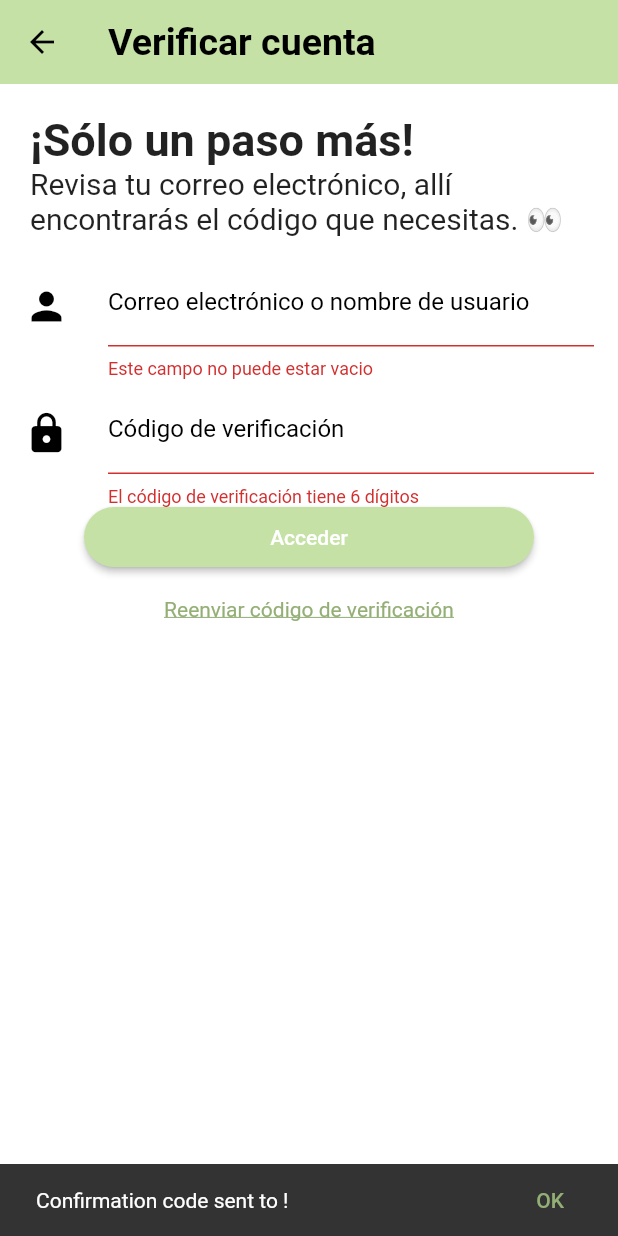
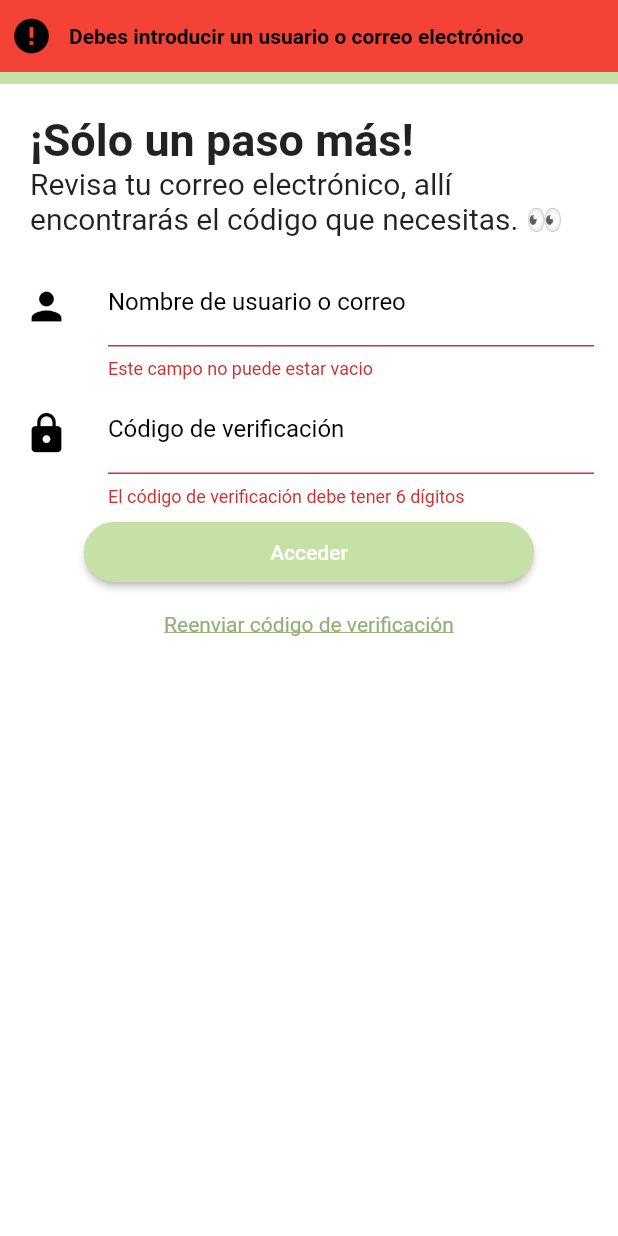
Before and after one commit to URVSquad/clapp, a Flutter app: the ConfirmationScreen screen opened directly, after a tap on "Acceder", after a tap on "Reenviar código de verificación", on a phone screen of 412 x 824 dp. Run offline on Flutter 3.47's test engine with Material 2 defaults, Android fonts, the phone set to English and light mode, and no system bars; drawn by our look-alikes of rounded_loading_button; our stand-ins replace flushbar, shared_preferences; missing offline and left inert: amazon_cognito_identity_dart_2; accounts and stored records are empty; Roboto replaces fonts that are missing (Cupertino).

Commit message:
Proper messages in user screen

```diff
--- a/lib/screens/modals/flushbar_modal.dart
+++ b/lib/screens/modals/flushbar_modal.dart
@@ -9,6 +9,18 @@ import '../../main.dart';
 class Modal{
 
   Flushbar flushbar(String message, {IconData icon = Icons.info_outline, String type:'info'} ){
+    IconData icon;
+    Color background;
+    if (type == 'error'){
+      icon = Icons.error;
+      background = Colors.red;
+    }
+    else{
+
+      icon = Icons.info_outline;
+      background = primaryColorDark;
+    }
+
     return Flushbar(
 
       flushbarPosition: FlushbarPosition.TOP,
@@ -19,7 +31,7 @@ class Modal{
         size: 28.0,
         color: Colors.black,
       ),
-      backgroundColor: Colors.red,
+      backgroundColor: background,
       duration: Duration(seconds: 5),
 
     );
--- a/lib/screens/user/confirmation_screen.dart
+++ b/lib/screens/user/confirmation_screen.dart
@@ -1,5 +1,6 @@
 
 import 'package:betogether/models/user.dart';
+import 'package:betogether/screens/modals/flushbar_modal.dart';
 import 'package:betogether/services/cognito_service.dart';
 import 'package:flushbar/flushbar.dart';
 import 'package:flutter/material.dart';
@@ -59,55 +60,84 @@ class _ConfirmationScreenState extends State<ConfirmationScreen> {
     }
     return message;
   }
+
   _submit(BuildContext context) async {
+    if (_formKey.currentState.validate()){
 
-    if (_formKey.currentState.validate()){
       String message = await _send_request();
+      Flushbar flusbar = Modal().flushbar(message);
+
       if (accountConfirmed) {
-        Navigator.pop(context);
-        Navigator.push(
-          context,
-          new MaterialPageRoute(
-              builder: (context) => new LoginScreen(email: _user.email)),
-        );
+        _btnController.success();
+        Future.delayed(const Duration(milliseconds: 500), () {
+          _btnController.reset();
+          Navigator.push(
+            context,
+            new MaterialPageRoute(
+                builder: (context) =>
+                new LoginScreen(email: _user.email, flushbar:flusbar)),
+          );
+        });
       }
+      else{
+        _btnController.error();
+        Future.delayed(const Duration(milliseconds: 500), () {
+          _btnController.reset();
+          flusbar.show(context);
+        });
+    }
+    }
+    else{
+      Flushbar flusbar = Modal().flushbar('Alguno de los campos introducidos presenta algun error.', type: 'error');
+      _btnController.error();
+      Future.delayed(const Duration(milliseconds: 500), () {
+        _btnController.reset();
+        flusbar.show(context);
+      });
+    }
+  }
+
+  _resendConfirmation(BuildContext context) async {
+    _formKey.currentState.save();
+    bool code_sent = false;
+    if(_user.email != ''){
+      String message;
+      try {
+        await _userService.resendConfirmationCode(_user.email);
+        message = 'Código de verificación enviado a ${_user.email}!';
+        code_sent = true;
+      } on CognitoClientException catch (e) {
+        if (e.code == 'LimitExceededException' ||
+            e.code == 'InvalidParameterException' ||
+            e.code == 'ResourceNotFoundException') {
+          message = 'Máximo número de verificaciones enviados.';
+        } else {
+          message = 'Error desconocido, disculpa las molestias';
+        }
+      } catch (e) {
+        message = 'Error desconocido, disculpa las molestias';
+      }
+
+      if(code_sent){
+           Flushbar flushbar = Modal().flushbar(message);
+           flushbar.show(context);
+      }
+      else{
+        Flushbar flushbar = Modal().flushbar(message);
+        flushbar.show(context);
+      }
+
+    }
+    else{
+      Modal().flushbar('Debes introducir un usuario o correo electrónico', type: 'error').show(context);
+      Future.delayed(const Duration(milliseconds: 500), () {
+      });
     }
 
   }
 
-  _resendConfirmation(BuildContext context) async {
-    _formKey.currentState.save();
-    String message;
-    try {
-      await _userService.resendConfirmationCode(_user.email);
-      message = 'Confirmation code sent to ${_user.email}!';
-    } on CognitoClientException catch (e) {
-      if (e.code == 'LimitExceededException' ||
-          e.code == 'InvalidParameterException' ||
-          e.code == 'ResourceNotFoundException') {
-        message = e.message;
-      } else {
-        message = 'Unknown client error occurred';
-      }
-    } catch (e) {
-      message = 'Unknown error occurred';
-    }
-
-    final snackBar = new SnackBar(
-      content: new Text(message),
-      action: new SnackBarAction(
-        label: 'OK',
-        onPressed: () {},
-      ),
-      duration: new Duration(seconds: 30),
-    );
-
-    Scaffold.of(context).showSnackBar(snackBar);
-  }
-
   @override
   Widget build(BuildContext context) {
-    final Size screenSize = MediaQuery.of(context).size;
     return new Scaffold(
       appBar: new AppBar(
         title: new Text('Verificar cuenta'),
@@ -138,7 +168,7 @@ class _ConfirmationScreenState extends State<ConfirmationScreen> {
                       title: new TextFormField(
                         initialValue: widget.email,
                         decoration: new InputDecoration(
-                            labelText: 'Correo electrónico o nombre de usuario'),
+                            labelText: 'Nombre de usuario o correo'),
                         keyboardType: TextInputType.emailAddress,
                         validator: (String text){
                           if(text.isEmpty){
@@ -164,7 +194,7 @@ class _ConfirmationScreenState extends State<ConfirmationScreen> {
                             labelText: 'Código de verificación'),
                         validator: (String text){
                           if(text.length != 6){
-                            return 'El código de verificación tiene 6 dígitos';
+                            return 'El código de verificación debe tener 6 dígitos';
                           }
                           return null;
                         },
@@ -175,6 +205,7 @@ class _ConfirmationScreenState extends State<ConfirmationScreen> {
                     ),
                   ),
                   new Container(
+                    margin: EdgeInsets.only(top: 10),
                     child: new RoundedLoadingButton(
                       height: 40,
                       color: primaryColor,
```
Also changed, not shown: lib/screens/user/login_screen.dart (+6 -5 lines), lib/screens/user/signup_screen.dart (+37 -29 lines), 1 other file.
